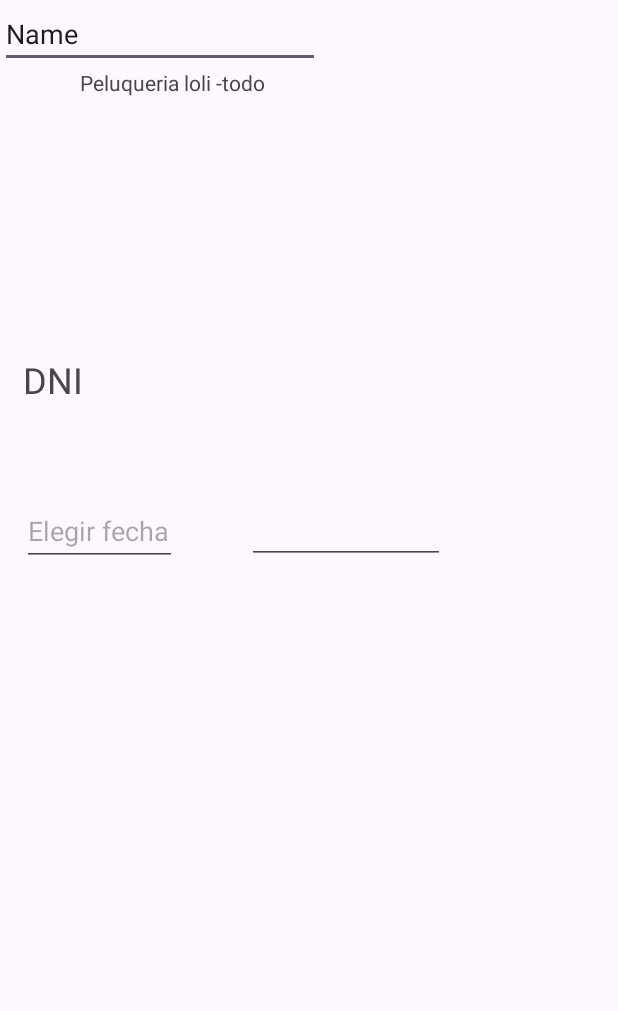
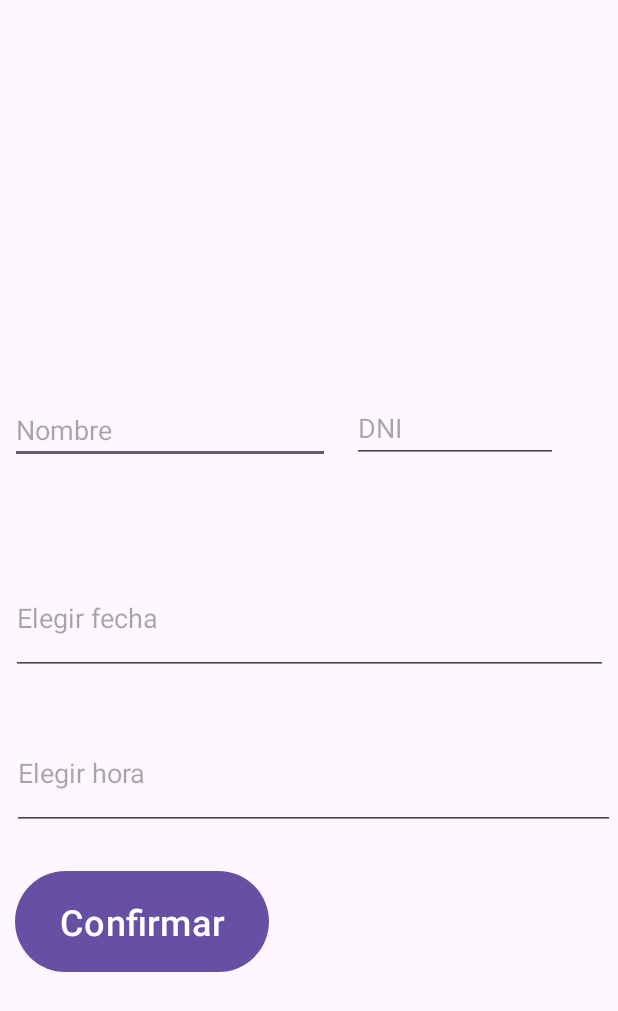
Before and after one commit to ALVSanchez/Ejercicios_Android, an Android app: the u2a4PedirCita screen opened directly, with no data from a screen before it, on a phone screen of 412 x 824 dp. Shown: the top 1011 px of the screen. Run offline under Robolectric (Android 15) with nearby library versions, the phone set to English and light mode, and no system bars.

Commit message:
Animaction gucci

```diff
--- /dev/null
+++ b/app/src/main/java/com/example/ejercicios_android/DatePickerManager.java
@@ -0,0 +1,22 @@
+package com.example.ejercicios_android;
+
+import android.app.DatePickerDialog;
+import android.app.Dialog;
+import android.os.Bundle;
+import androidx.annotation.NonNull;
+import androidx.annotation.Nullable;
+import androidx.fragment.app.DialogFragment;
+import java.util.Calendar;
+
+public class DatePickerManager extends DialogFragment {
+    @NonNull
+    @Override
+    public Dialog onCreateDialog(@Nullable Bundle savedInstanceState) {
+        Calendar mCalendar = Calendar.getInstance();
+        int year = mCalendar.get(Calendar.YEAR);
+        int month = mCalendar.get(Calendar.MONTH);
+        int dayOfMonth = mCalendar.get(Calendar.DAY_OF_MONTH);
+        return new DatePickerDialog(getActivity(), (DatePickerDialog.OnDateSetListener)
+                getActivity(), year, month, dayOfMonth);
+    }
+}
--- /dev/null
+++ b/app/src/main/java/com/example/ejercicios_android/TimePickerManager.java
@@ -0,0 +1,22 @@
+package com.example.ejercicios_android;
+
+import android.app.DatePickerDialog;
+import android.app.Dialog;
+import android.app.TimePickerDialog;
+import android.os.Bundle;
+
+import androidx.annotation.Nullable;
+import androidx.fragment.app.DialogFragment;
+
+import java.util.Calendar;
+
+public class TimePickerManager extends DialogFragment {
+    public Dialog onCreateDialog(@Nullable Bundle savedInstanceState) {
+        Calendar mCalendar = Calendar.getInstance();
+        //int hour = mCalendar.get(Calendar.HOUR_OF_DAY);
+        //int minutes = mCalendar.get(Calendar.MINUTE);
+
+        return new TimePickerDialog(getActivity(), (TimePickerDialog.OnTimeSetListener)
+                getActivity(), 12, 00, true);
+    }
+}
--- a/app/src/main/java/com/example/ejercicios_android/ut02/u2a4PedirCita.java
+++ b/app/src/main/java/com/example/ejercicios_android/ut02/u2a4PedirCita.java
@@ -1,31 +1,126 @@
 package com.example.ejercicios_android.ut02;
 
 import androidx.appcompat.app.AppCompatActivity;
+import androidx.constraintlayout.widget.ConstraintLayout;
 
+import android.animation.Animator;
+import android.animation.AnimatorListenerAdapter;
 import android.app.DatePickerDialog;
+import android.app.TimePickerDialog;
 import android.os.Bundle;
 import android.view.View;
+import android.view.animation.OvershootInterpolator;
+import android.widget.Button;
 import android.widget.EditText;
+import android.widget.DatePicker;
+import android.widget.ImageView;
+import android.widget.TimePicker;
 
+import com.example.ejercicios_android.DatePickerManager;
 import com.example.ejercicios_android.R;
+import com.example.ejercicios_android.TimePickerManager;
 
-public class u2a4PedirCita extends AppCompatActivity {
+import java.text.DateFormat;
+import java.util.Calendar;
 
-    EditText etPlannedDate;
-    DatePickerDialog datePicker;
+public class u2a4PedirCita extends AppCompatActivity
+        implements DatePickerDialog.OnDateSetListener, TimePickerDialog.OnTimeSetListener {
+
+    EditText etDate;
+
+    EditText etTime;
+
+    Button btConfirmar;
+
+    ConstraintLayout defaultLayout;
+
+    ConstraintLayout checkLayout;
+
+    ImageView imageCheck;
+
     @Override
     protected void onCreate(Bundle savedInstanceState) {
         super.onCreate(savedInstanceState);
         setContentView(R.layout.activity_u2a4_pedir_cita);
-        datePicker = new DatePickerDialog();
-        EditText etPlannedDate = (EditText) findViewById(R.id.etPlannedDate);
-        etPlannedDate.setOnClickListener((View v) -> {
-                switch (v.getId()) {
-                    case R.id.etPlannedDate:
-                        showDatePickerDialog();
-                        break;
-                }
+        etDate = (EditText) findViewById(R.id.u2e4etDate);
+        etTime = (EditText) findViewById(R.id.u2e4eTTime);
+        btConfirmar = (Button) findViewById(R.id.u2e4btConfirmar);
+        defaultLayout = (ConstraintLayout) findViewById(R.id.u2e4DefaultLayout);
+        checkLayout = (ConstraintLayout) findViewById(R.id.u2e4CheckLayout);
+        imageCheck = (ImageView) findViewById(R.id.u2e4imgCheck);
+
+        btConfirmar.setOnClickListener((View view) -> {
+
+            //Verificar - TODO
+
+            //layout.setTransitionAlpha(); // Se necesita API 29
+
+            defaultLayout.animate().alpha(0.0f)
+                    .setDuration(400)
+                    .setListener(new AnimatorListenerAdapter() {
+                        @Override
+                        public void onAnimationEnd(Animator animation) {
+                            defaultLayout.setVisibility(View.GONE);
+                        };
+                    });
+
+            checkLayout.setVisibility(View.VISIBLE);
+            checkLayout.setAlpha(0.0f);
+
+            checkLayout.animate().alpha(1.0f)
+                    .setDuration(500)
+                    .setListener(null);
+
+            animateCheck();
+
+
+        });
+
+        imageCheck.setOnClickListener((View v) -> {
+            animateCheck();
+        });
+
+        etDate.setOnClickListener(new View.OnClickListener() {
+            @Override
+            public void onClick(View v) {
+                // Please note that use your package name here
+                DatePickerManager mDatePickerDialogFragment;
+                mDatePickerDialogFragment = new DatePickerManager();
+                mDatePickerDialogFragment.show(getSupportFragmentManager(), "DATE PICK");
+            }
+        });
+
+        etTime.setOnClickListener(new View.OnClickListener() {
+            @Override
+            public void onClick(View v) {
+                // Please note that use your package name here
+                TimePickerManager mDatePickerDialogFragment;
+                mDatePickerDialogFragment = new TimePickerManager();
+                mDatePickerDialogFragment.show(getSupportFragmentManager(), "TIME PICK");
+            }
         });
 
     }
+    @Override
+    public void onDateSet(DatePicker view, int year, int month, int dayOfMonth) {
+        Calendar mCalendar = Calendar.getInstance();
+        mCalendar.set(Calendar.YEAR, year);
+        mCalendar.set(Calendar.MONTH, month);
+        mCalendar.set(Calendar.DAY_OF_MONTH, dayOfMonth);
+        String selectedDate = DateFormat.getDateInstance(DateFormat.FULL).format(mCalendar.getTime());
+        etDate.setText(selectedDate);
+    }
+
+    @Override
+    public void onTimeSet(TimePicker timePicker, int hour, int minute) {
+        etTime.setText(String.format("%02d:%02d",hour,minute));
+    }
+
+    void animateCheck() {
+        imageCheck.setScaleX(0);
+        imageCheck.setScaleY(0);
+        imageCheck.setRotation(0);
+
+        imageCheck.animate().scaleX(1).scaleY(1).rotationBy(360).setInterpolator(new OvershootInterpolator()).setDuration(1000).setListener(null);
+    }
 }
--- a/app/src/main/res/layout/activity_u2a4_pedir_cita.xml
+++ b/app/src/main/res/layout/activity_u2a4_pedir_cita.xml
@@ -1,39 +1,21 @@
 <?xml version="1.0" encoding="utf-8"?>
-<androidx.constraintlayout.widget.ConstraintLayout
-    xmlns:android="http://schemas.android.com/apk/res/android"
+<androidx.constraintlayout.widget.ConstraintLayout xmlns:android="http://schemas.android.com/apk/res/android"
+    xmlns:app="http://schemas.android.com/apk/res-auto"
     xmlns:tools="http://schemas.android.com/tools"
-    xmlns:app="http://schemas.android.com/apk/res-auto"
     android:layout_width="match_parent"
     android:layout_height="match_parent"
+    android:alpha="1"
     tools:context=".ut02.u2a4PedirCita">
 
-    <TextView
-        android:id="@+id/textView"
-        android:layout_width="wrap_content"
-        android:layout_height="wrap_content"
-        android:text="DNI"
-        android:textSize="24sp"
-        app:layout_constraintBottom_toBottomOf="parent"
-        app:layout_constraintEnd_toEndOf="parent"
-        app:layout_constraintHorizontal_bias="0.041"
-        app:layout_constraintStart_toStartOf="parent"
-        app:layout_constraintTop_toTopOf="parent"
-        app:layout_constraintVertical_bias="0.299" />
+    <androidx.constraintlayout.widget.ConstraintLayout
+        android:id="@+id/u2e4DefaultLayout"
+        android:layout_width="match_parent"
+        android:layout_height="match_parent">
 
         <EditText
-        android:id="@+id/editTextText"
-        android:layout_width="wrap_content"
-        android:layout_height="wrap_content"
-        android:ems="10"
-        android:inputType="text"
-        android:text="Name"
-        tools:layout_editor_absoluteX="73dp"
-        tools:layout_editor_absoluteY="205dp" />
-
-    <EditText
-        android:id="@+id/etPlannedDate"
-        android:layout_width="103dp"
-        android:layout_height="46dp"
+            android:id="@+id/u2e4etDate"
+            android:layout_width="398dp"
+            android:layout_height="75dp"
             android:clickable="true"
             android:focusable="false"
             android:hint="Elegir fecha"
@@ -41,34 +23,117 @@
             android:maxLines="1"
             app:layout_constraintBottom_toBottomOf="parent"
             app:layout_constraintEnd_toEndOf="parent"
-        app:layout_constraintHorizontal_bias="0.048"
+            app:layout_constraintStart_toStartOf="parent"
+            app:layout_constraintTop_toTopOf="parent" />
+
+        <EditText
+            android:id="@+id/editTextText"
+            android:layout_width="wrap_content"
+            android:layout_height="wrap_content"
+            android:ems="10"
+            android:hint="Nombre"
+            android:inputType="text"
+            app:layout_constraintBottom_toBottomOf="parent"
+            app:layout_constraintEnd_toEndOf="parent"
+            app:layout_constraintHorizontal_bias="0.034"
             app:layout_constraintStart_toStartOf="parent"
             app:layout_constraintTop_toTopOf="parent"
-        app:layout_constraintVertical_bias="0.426" />
+            app:layout_constraintVertical_bias="0.339" />
 
         <EditText
-        android:id="@+id/editTextTime"
-        android:layout_width="132dp"
-        android:layout_height="45dp"
+            android:id="@+id/u2e4etDNI"
+            android:layout_width="137dp"
+            android:layout_height="46dp"
             android:ems="10"
+            android:hint="DNI"
+            android:inputType="text"
+            app:layout_constraintBottom_toBottomOf="parent"
+            app:layout_constraintEnd_toEndOf="parent"
+            app:layout_constraintHorizontal_bias="0.854"
+            app:layout_constraintStart_toStartOf="parent"
+            app:layout_constraintTop_toTopOf="parent"
+            app:layout_constraintVertical_bias="0.338" />
+
+        <Button
+            android:id="@+id/u2e4btConfirmar"
+            android:layout_width="169dp"
+            android:layout_height="75dp"
+            android:text="Confirmar"
+            android:textSize="24sp"
+            app:layout_constraintBottom_toBottomOf="parent"
+            app:layout_constraintEnd_toEndOf="parent"
+            app:layout_constraintHorizontal_bias="0.041"
+            app:layout_constraintStart_toStartOf="parent"
+            app:layout_constraintTop_toBottomOf="@+id/u2e4eTTime"
+            app:layout_constraintVertical_bias="0.118" />
+
+        <EditText
+            android:id="@+id/u2e4eTTime"
+            android:layout_width="402dp"
+            android:layout_height="76dp"
+            android:clickable="true"
+            android:ems="10"
+            android:focusable="false"
+            android:hint="Elegir hora"
             android:inputType="time"
             app:layout_constraintBottom_toBottomOf="parent"
             app:layout_constraintEnd_toEndOf="parent"
-        app:layout_constraintHorizontal_bias="0.587"
+            app:layout_constraintHorizontal_bias="0.777"
             app:layout_constraintStart_toStartOf="parent"
             app:layout_constraintTop_toTopOf="parent"
-        app:layout_constraintVertical_bias="0.425" />
+            app:layout_constraintVertical_bias="0.638" />
 
         <TextView
             android:id="@+id/textView2"
             android:layout_width="wrap_content"
             android:layout_height="wrap_content"
-        android:text="Peluqueria loli -todo"
+            android:layout_marginBottom="162dp"
+            android:textSize="24sp"
             app:layout_constraintBottom_toBottomOf="parent"
             app:layout_constraintEnd_toEndOf="parent"
-        app:layout_constraintHorizontal_bias="0.184"
+            app:layout_constraintHorizontal_bias="0.028"
             app:layout_constraintStart_toStartOf="parent"
             app:layout_constraintTop_toTopOf="parent"
-        app:layout_constraintVertical_bias="0.056" />
+            app:layout_constraintVertical_bias="0.029"
+            tools:text="Carnicería Pepe" />
+
+        <androidx.constraintlayout.widget.Guideline
+            android:id="@+id/guideline"
+            android:layout_width="wrap_content"
+            android:layout_height="wrap_content"
+            android:orientation="horizontal"
+            app:layout_constraintGuide_end="669dp" />
 
     </androidx.constraintlayout.widget.ConstraintLayout>
+
+    <androidx.constraintlayout.widget.ConstraintLayout
+        android:id="@+id/u2e4CheckLayout"
+        android:layout_width="match_parent"
+        android:layout_height="match_parent"
+        android:visibility="gone">
+
+        <TextView
+            android:id="@+id/textView"
+            android:layout_width="wrap_content"
+            android:layout_height="wrap_content"
+            android:text="Su cita ha sido registrada"
+            android:textSize="24sp"
+            app:layout_constraintBottom_toBottomOf="parent"
+            app:layout_constraintEnd_toEndOf="parent"
+            app:layout_constraintStart_toStartOf="parent"
+            app:layout_constraintTop_toBottomOf="@+id/u2e4imgCheck"
+            app:layout_constraintVertical_bias="0.136" />
+
+        <ImageView
+            android:id="@+id/u2e4imgCheck"
+            android:layout_width="326dp"
+            android:layout_height="334dp"
+            app:layout_constraintBottom_toBottomOf="parent"
+            app:layout_constraintEnd_toEndOf="parent"
+            app:layout_constraintStart_toStartOf="parent"
+            app:layout_constraintTop_toTopOf="parent"
+            app:srcCompat="@drawable/u2a4check" />
+
+    </androidx.constraintlayout.widget.ConstraintLayout>
+
+</androidx.constraintlayout.widget.ConstraintLayout>
```
Also changed, not shown: app/src/main/res/drawable/u2a4check.png (added). Lines whose indentation alone changed are shown as unchanged.
